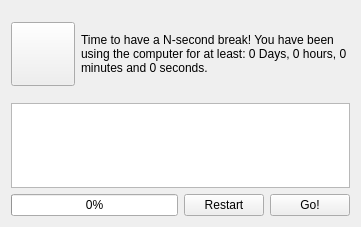
First picture: the form in src/mainwindow.ui, repository alex-lt-kong/breaq-reminder, before the edit.
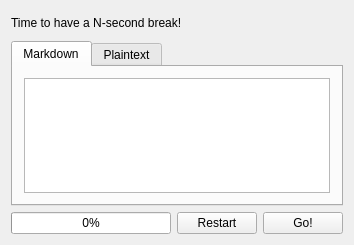
Second picture: the form after the edit. Icons and pictures are not drawn.

Commit message: add markdown support

The edit to the form file:
```diff
--- a/src/mainwindow.ui
+++ b/src/mainwindow.ui
@@ -6,8 +6,8 @@
    <rect>
     <x>0</x>
     <y>0</y>
-    <width>361</width>
-    <height>227</height>
+    <width>354</width>
+    <height>245</height>
    </rect>
   </property>
   <property name="sizePolicy">
@@ -27,60 +27,19 @@
    <string/>
   </property>
   <widget class="QWidget" name="centralWidget">
-   <layout class="QVBoxLayout" name="verticalLayout" stretch="5,5,0">
+   <layout class="QVBoxLayout" name="verticalLayout" stretch="1,7,1">
     <item>
-     <layout class="QHBoxLayout" name="horizontalLayout_2">
-      <item>
-       <widget class="QPushButton" name="btnIcon">
-        <property name="sizePolicy">
-         <sizepolicy hsizetype="Maximum" vsizetype="Maximum">
-          <horstretch>0</horstretch>
-          <verstretch>0</verstretch>
-         </sizepolicy>
-        </property>
-        <property name="minimumSize">
-         <size>
-          <width>64</width>
-          <height>64</height>
-         </size>
-        </property>
-        <property name="maximumSize">
-         <size>
-          <width>64</width>
-          <height>64</height>
-         </size>
-        </property>
-        <property name="baseSize">
-         <size>
-          <width>96</width>
-          <height>96</height>
-         </size>
-        </property>
-        <property name="text">
-         <string/>
-        </property>
-        <property name="icon">
-         <iconset>
-          <normaloff>:/Leaf.png</normaloff>:/Leaf.png</iconset>
-        </property>
-        <property name="iconSize">
-         <size>
-          <width>58</width>
-          <height>58</height>
-         </size>
-        </property>
-       </widget>
-      </item>
+     <layout class="QHBoxLayout" name="horizontalLayout_2" stretch="8">
       <item>
        <widget class="QLabel" name="lblText">
         <property name="sizePolicy">
          <sizepolicy hsizetype="Preferred" vsizetype="MinimumExpanding">
           <horstretch>7</horstretch>
-          <verstretch>1</verstretch>
+          <verstretch>7</verstretch>
          </sizepolicy>
         </property>
         <property name="text">
-         <string>&lt;html&gt;&lt;head/&gt;&lt;body&gt;&lt;p&gt;Time to have a N-second break! You have been using the computer for at least: 0 Days, 0 hours, 0 minutes and 0 seconds.&lt;/p&gt;&lt;/body&gt;&lt;/html&gt;</string>
+         <string>&lt;html&gt;&lt;head/&gt;&lt;body&gt;&lt;p&gt;Time to have a N-second break!&lt;/p&gt;&lt;/body&gt;&lt;/html&gt;</string>
         </property>
         <property name="wordWrap">
          <bool>true</bool>
@@ -90,16 +49,53 @@
      </layout>
     </item>
     <item>
-     <widget class="QPlainTextEdit" name="plainTextEdit">
-      <property name="sizePolicy">
-       <sizepolicy hsizetype="Expanding" vsizetype="Expanding">
-        <horstretch>0</horstretch>
-        <verstretch>10</verstretch>
-       </sizepolicy>
+     <widget class="QTabWidget" name="tabWidget">
+      <property name="currentIndex">
+       <number>0</number>
       </property>
-      <property name="plainText">
-       <string/>
-      </property>
+      <widget class="QWidget" name="tab">
+       <property name="enabled">
+        <bool>true</bool>
+       </property>
+       <attribute name="title">
+        <string>Markdown</string>
+       </attribute>
+       <layout class="QHBoxLayout" name="horizontalLayout_4">
+        <item>
+         <widget class="QTextEdit" name="textEditMarkdownDisp">
+          <property name="minimumSize">
+           <size>
+            <width>0</width>
+            <height>0</height>
+           </size>
+          </property>
+          <property name="tabStopDistance">
+           <double>20.000000000000000</double>
+          </property>
+         </widget>
+        </item>
+       </layout>
+      </widget>
+      <widget class="QWidget" name="tab_2">
+       <attribute name="title">
+        <string>Plaintext</string>
+       </attribute>
+       <layout class="QHBoxLayout" name="horizontalLayout_3">
+        <item>
+         <widget class="QPlainTextEdit" name="plainTextEdit">
+          <property name="sizePolicy">
+           <sizepolicy hsizetype="Expanding" vsizetype="Expanding">
+            <horstretch>0</horstretch>
+            <verstretch>0</verstretch>
+           </sizepolicy>
+          </property>
+          <property name="plainText">
+           <string/>
+          </property>
+         </widget>
+        </item>
+       </layout>
+      </widget>
      </widget>
     </item>
     <item>
```
The commit also changes 8 other files.
